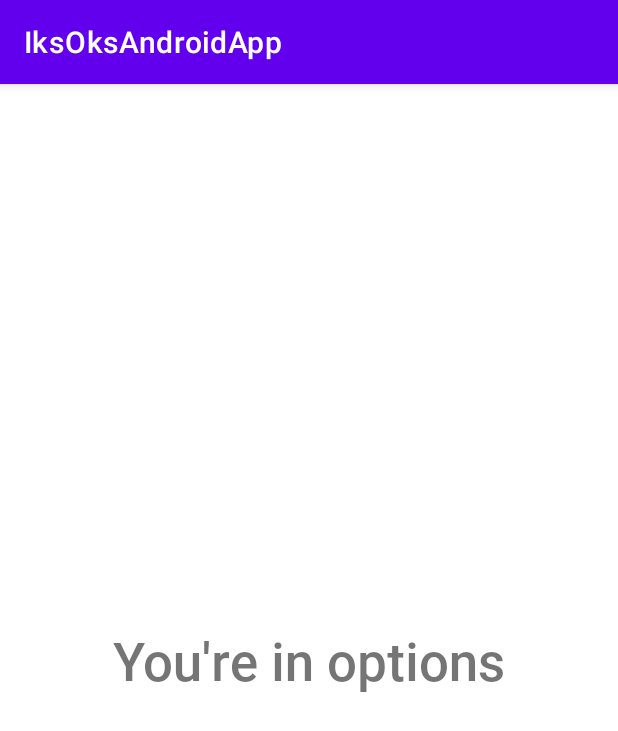
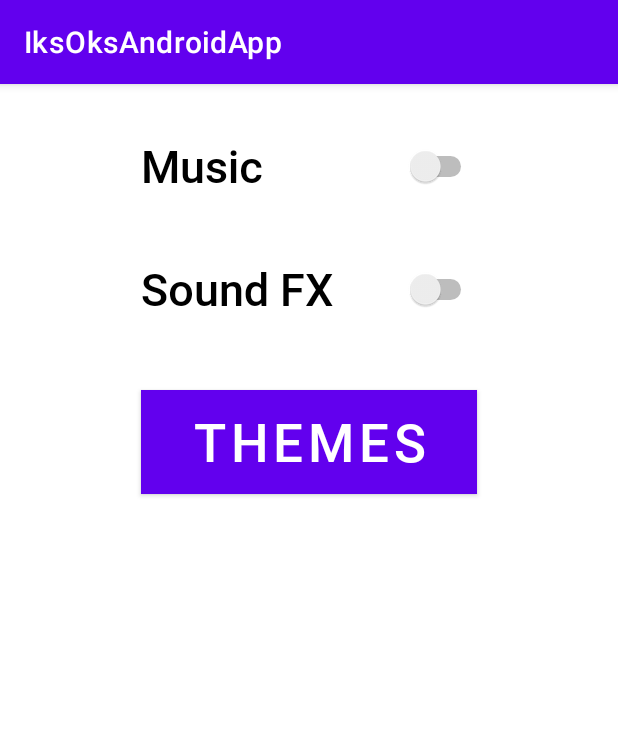
Before and after one commit to SDD-Devs/IksOksAndroidApp, an Android app: the SettingsActivity screen opened directly, with no data from a screen before it, on a phone screen of 412 x 824 dp. Shown: the top 731 px of the screen. Run offline under Robolectric (Android 15) with nearby library versions, the phone set to English and light mode, and no system bars.

Commit message:
Added Settings UI

```diff
--- a/app/src/main/java/com/example/iksoksandroidapp/MainActivity.java
+++ b/app/src/main/java/com/example/iksoksandroidapp/MainActivity.java
@@ -2,7 +2,9 @@ package com.example.iksoksandroidapp;
 
 import androidx.appcompat.app.AppCompatActivity;
 
+import android.content.Context;
 import android.content.Intent;
+import android.content.SharedPreferences;
 import android.os.Bundle;
 import android.view.View;
 
--- a/app/src/main/java/com/example/iksoksandroidapp/SettingsActivity.java
+++ b/app/src/main/java/com/example/iksoksandroidapp/SettingsActivity.java
@@ -2,7 +2,14 @@ package com.example.iksoksandroidapp;
 
 import androidx.appcompat.app.AppCompatActivity;
 
+import android.app.Activity;
+import android.content.Context;
+import android.content.SharedPreferences;
+import android.content.res.Resources;
 import android.os.Bundle;
+import android.view.ContextThemeWrapper;
+import android.view.View;
+import android.widget.Button;
 
 public class SettingsActivity extends AppCompatActivity {
 
@@ -10,5 +17,13 @@ public class SettingsActivity extends AppCompatActivity {
     protected void onCreate(Bundle savedInstanceState) {
         super.onCreate(savedInstanceState);
         setContentView(R.layout.activity_settings);
+
+        //Button themeSwitch = findViewById(R.id.themeChangeButton);
+    }
+
+    public void onButtonThemesClick (View view) {
+        //SharedPreferences prefs = getSharedPreferences("theme", Context.MODE_PRIVATE);
+        //int resId = prefs.getInt("resId", R.style.lightBlueTheme);
+        //setTheme(resId);
     }
 }
--- a/app/src/main/res/layout/activity_main.xml
+++ b/app/src/main/res/layout/activity_main.xml
@@ -51,5 +51,4 @@
         app:srcCompat="@drawable/settingsicon" />
 
 
-
 </androidx.constraintlayout.widget.ConstraintLayout>
--- a/app/src/main/res/layout/activity_settings.xml
+++ b/app/src/main/res/layout/activity_settings.xml
@@ -4,21 +4,51 @@
     xmlns:tools="http://schemas.android.com/tools"
     android:layout_width="match_parent"
     android:layout_height="match_parent"
-    tools:context=".MainActivity">
+    tools:context=".SettingsActivity">
 
+    <Switch
+        android:id="@+id/musicSwitch"
+        android:layout_width="224dp"
+        android:layout_height="69dp"
+        android:fontFamily="@font/roboto_medium"
+        android:text="Music"
+        android:textSize="30sp"
+        app:layout_constraintBottom_toTopOf="@+id/soundFXSwitch"
+        app:layout_constraintEnd_toEndOf="parent"
+        app:layout_constraintHorizontal_bias="0.5"
+        app:layout_constraintStart_toStartOf="parent"
+        app:layout_constraintTop_toTopOf="parent"
+        app:layout_constraintVertical_bias="0.613" />
 
-    <TextView
-        android:id="@+id/test_options"
-        android:layout_width="wrap_content"
-        android:layout_height="wrap_content"
-        android:text="You're in options"
+    <Switch
+        android:id="@+id/soundFXSwitch"
+        android:layout_width="224dp"
+        android:layout_height="69dp"
         android:fontFamily="@font/roboto_medium"
+        android:text="Sound FX"
+        android:textSize="30sp"
+        app:layout_constraintBottom_toBottomOf="parent"
+        app:layout_constraintEnd_toEndOf="parent"
+        app:layout_constraintHorizontal_bias="0.5"
+        app:layout_constraintStart_toStartOf="parent"
+        app:layout_constraintTop_toTopOf="parent"
+        app:layout_constraintVertical_bias="0.146" />
+
+    <Button
+        android:id="@+id/themeChangeButton"
+        android:layout_width="224dp"
+        android:layout_height="69dp"
+        android:background="#584473"
+        android:fontFamily="@font/roboto_medium"
+        android:onClick="onButtonThemesClick"
+        android:text="THEMES"
         android:textSize="35sp"
         app:layout_constraintBottom_toBottomOf="parent"
         app:layout_constraintEnd_toEndOf="parent"
+        app:layout_constraintHorizontal_bias="0.5"
         app:layout_constraintStart_toStartOf="parent"
-        app:layout_constraintTop_toTopOf="parent" />
-
+        app:layout_constraintTop_toBottomOf="@+id/soundFXSwitch"
+        app:layout_constraintVertical_bias="0.062" />
 
 
 </androidx.constraintlayout.widget.ConstraintLayout>
--- a/app/src/main/res/values/colors.xml
+++ b/app/src/main/res/values/colors.xml
@@ -7,4 +7,14 @@
     <color name="teal_700">#FF018786</color>
     <color name="black">#FF000000</color>
     <color name="white">#FFFFFFFF</color>
+
+    <!--My colors-->
+    <color name="myBlue">#7986cb</color>
+    <color name="myBlueLight">#aab6fe</color>
+    <color name="myBlueDark">#49599a</color>
+
+    <color name="myPurple">#9575cd</color>>
+    <color name="myPurpleLight">#c7a4ff</color>
+    <color name="myPurpleDark">#65499c</color>
+
 </resources>
```
